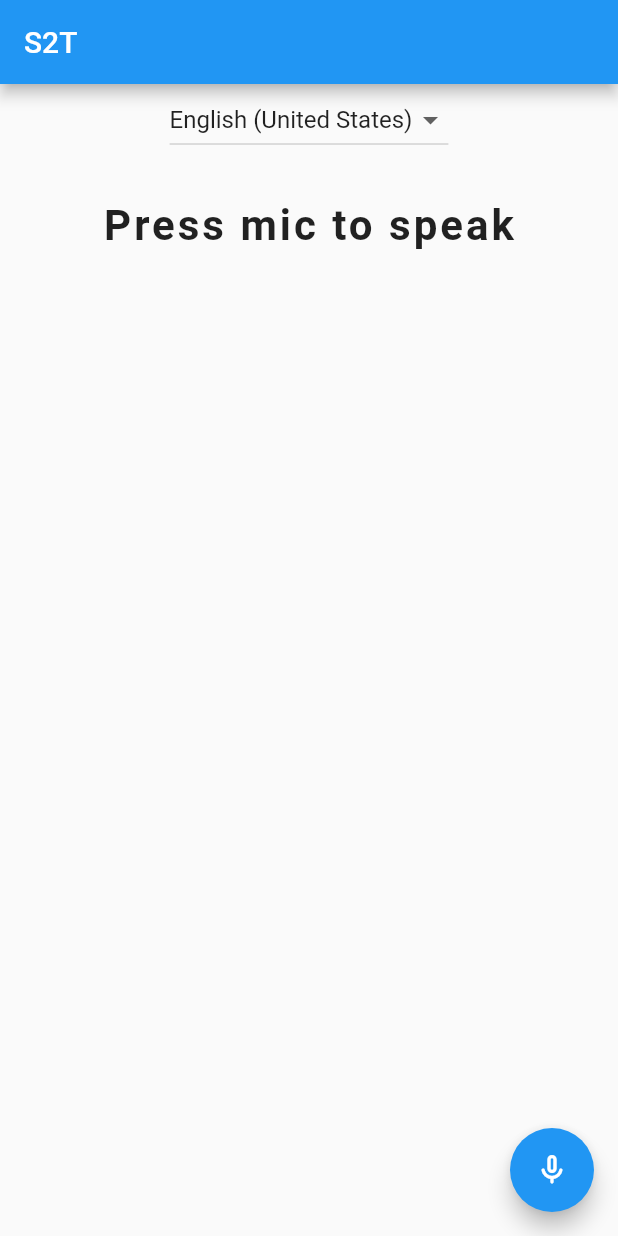
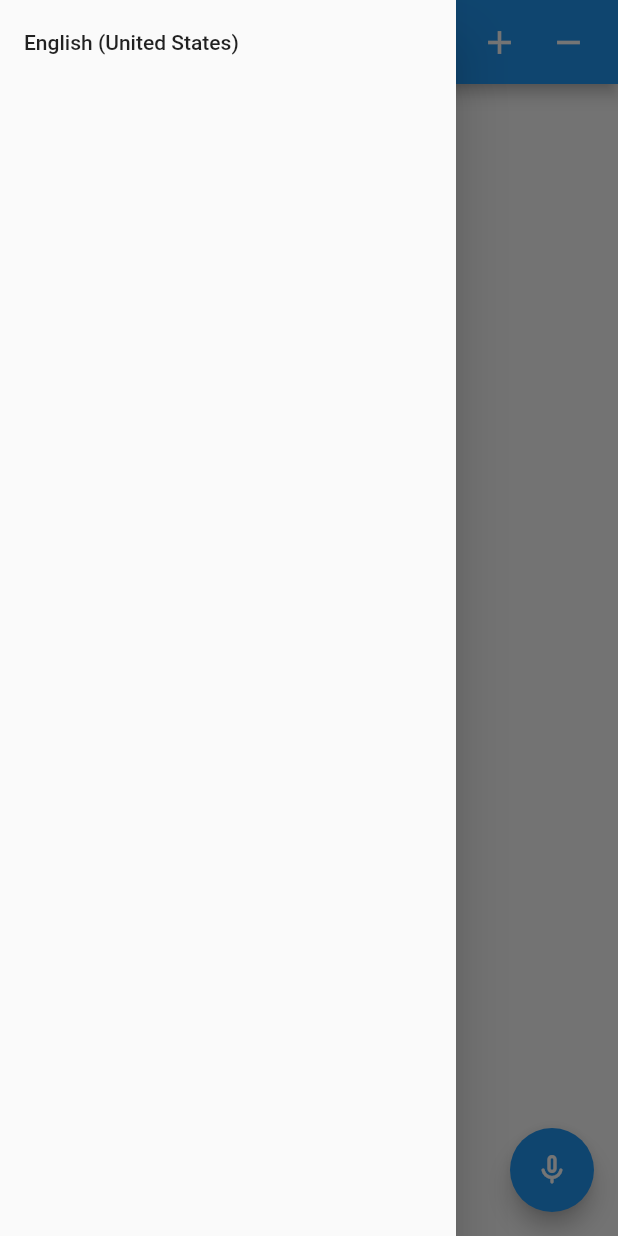
Before and after one commit to arunachalashiva/flutter-apps, a Flutter app: the screen it shows after launch, with the side drawer open (before the commit the screen has no drawer), on a phone screen of 412 x 824 dp. Run offline on Flutter 3.47's test engine with Material 2 defaults, Android fonts, the phone set to English and light mode, and no system bars; our stand-ins replace speech_to_text.

Commit message:
Added drawer to choose language and app bar icons for font size control

```diff
--- a/s2t/lib/main.dart
+++ b/s2t/lib/main.dart
@@ -34,6 +34,7 @@ class _S2TPageState extends State<S2THomePage> {
   String _speech2Txt = "Press mic to speak";
   bool _speaking = false;
   bool _inited = false;
+  double _curFont = 26.0;
   SpeechToText _speech = null;
   List<LocaleName> _localeNames = [];
   String _currentLocaleId = "";
@@ -52,40 +53,43 @@ class _S2TPageState extends State<S2THomePage> {
   Widget build(BuildContext context) {
     return Scaffold(
       appBar: AppBar(
-        title: Text(widget.title),
+        title: Text(widget.title + " - [" + _currentLocaleId + "]"),
+        actions: <Widget>[
+          Padding(
+              padding: EdgeInsets.only(right: 20.0),
+              child: GestureDetector(
+                onTap: increaseFont,
+                child: Icon(
+                  Icons.add,
+                  size: 26.0,
+                ),
+              )),
+          Padding(
+              padding: EdgeInsets.only(right: 20.0),
+              child: GestureDetector(
+                onTap: decreaseFont,
+                child: Icon(
+                  Icons.remove,
+                  size: 26.0,
+                ),
+              )),
+        ],
+      ),
+      drawer: Drawer(
+        child: ListView(
+          padding: EdgeInsets.zero,
+	  children: getLocaleList(context),
+        ),
       ),
       body: SingleChildScrollView(
         child: Column(
           children: <Widget>[
             Container(
-              child: Column(
-                children: <Widget>[
-                  Row(
-                    mainAxisAlignment: MainAxisAlignment.spaceAround,
-                    children: <Widget>[
-                      DropdownButton(
-                        onChanged: (selectedVal) => switchLang(selectedVal),
-                        value: _currentLocaleId,
-                        items: _localeNames
-                            .map(
-                              (localeName) => DropdownMenuItem(
-                                value: localeName.localeId,
-                                child: Text(localeName.name),
-                              ),
-                            )
-                            .toList(),
-                      ),
-                    ],
-                  ), // Row
-                ],
-              ),
-            ), // Conainer drop down
-            Container(
               padding: const EdgeInsets.fromLTRB(30.0, 30.0, 30.0, 150.0),
               child: Text(
                 '$_speech2Txt',
                 style: TextStyle(
-                  fontSize: 28.0,
+                  fontSize: _curFont,
                   fontWeight: FontWeight.bold,
                   letterSpacing: 2.0,
                 ), // style
@@ -156,4 +160,38 @@ class _S2TPageState extends State<S2THomePage> {
       _currentLocaleId = selectedVal;
     });
   }
+
+  void increaseFont() {
+    if (_curFont < 40.0) {
+      setState(() {
+        _curFont += 1.0;
+      });
+    }
+  }
+
+  void decreaseFont() {
+    if (_curFont > 20.0) {
+      setState(() {
+        _curFont -= 1.0;
+      });
+    }
+  }
+
+  List<Widget> getLocaleList(BuildContext context) {
+    List<Widget> children = [];
+    _localeNames.forEach((localeName) {
+      children.add(
+        new ListTile(
+          title: new Text(localeName.name),
+          onTap: () => onLocaleSelect(context, localeName),
+	)
+      );
+    });
+    return children;
+  }
+
+  void onLocaleSelect(BuildContext context, LocaleName localeName) {
+    switchLang(localeName.localeId);
+    Navigator.pop(context);
+  }
 }
```
